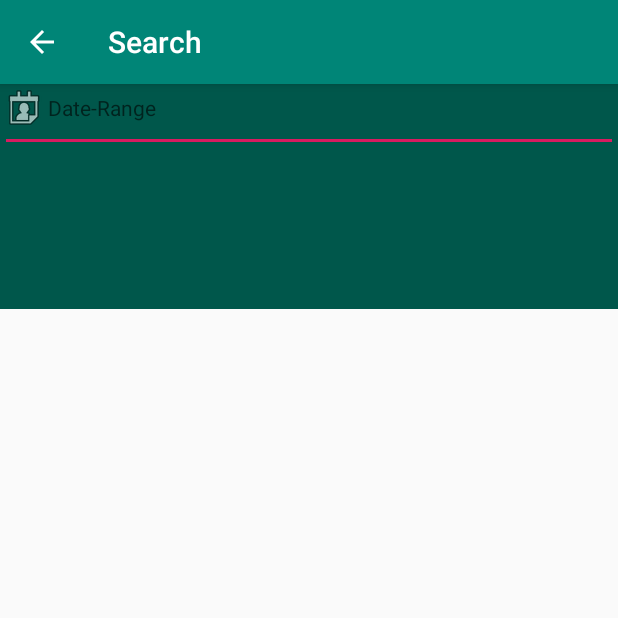
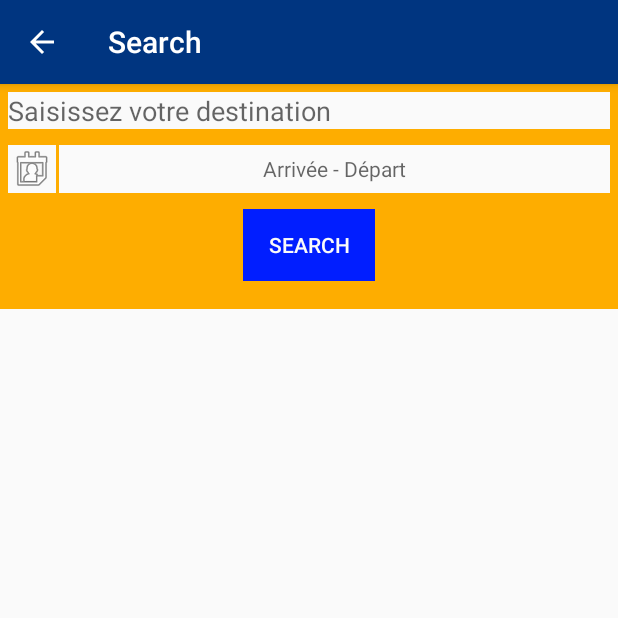
Before and after one commit to CharafLachachi/VoyageonsEnsemble-1, an Android app: the screen it shows after launch (ScrollingActivity), on a phone screen of 412 x 824 dp, the top half of it. Run offline under Robolectric (Android 15) with nearby library versions, the phone set to English and light mode, and no system bars; libraries missing offline, so code that uses them is left out: com.borax12.materialdaterangepicker; 2 statements that could not run were skipped.

Commit message:
Add date range picker to SearchActivity

```diff
--- a/app/build.gradle
+++ b/app/build.gradle
@@ -23,6 +23,11 @@ dependencies {
     implementation 'com.auth0.android:jwtdecode:1.1.1'
     implementation fileTree(dir: 'libs', include: ['*.jar'])
     implementation 'com.android.support:appcompat-v7:28.0.0'
+    implementation ('com.borax12.materialdaterangepicker:library:1.9'){
+        exclude group: 'com.android.support'
+        exclude module: 'appcompat-v7'
+        exclude module: 'support-v4'
+    }
     implementation 'com.android.support:design:28.0.0'
     implementation 'com.android.support.constraint:constraint-layout:1.1.3'
     testImplementation 'junit:junit:4.12'
--- a/app/src/main/java/com/example/thamazgha/voyageonsensemble/activities/ScrollingActivity.java
+++ b/app/src/main/java/com/example/thamazgha/voyageonsensemble/activities/ScrollingActivity.java
@@ -1,17 +1,68 @@
 package com.example.thamazgha.voyageonsensemble.activities;
+
+
 
 import android.os.Bundle;
 import android.app.Activity;
 import android.support.v7.app.AppCompatActivity;
+import android.view.View;
+import android.widget.Button;
+import android.widget.ImageView;
+import android.widget.TextView;
 
+import com.borax12.materialdaterangepicker.date.DatePickerDialog;
+import com.borax12.materialdaterangepicker.time.RadialPickerLayout;
+import com.borax12.materialdaterangepicker.time.TimePickerDialog;
 import com.example.thamazgha.voyageonsensemble.R;
 
-public class ScrollingActivity extends AppCompatActivity {
+import java.util.Calendar;
+
+public class ScrollingActivity extends AppCompatActivity implements
+        DatePickerDialog.OnDateSetListener,TimePickerDialog.OnTimeSetListener {
+
+    private TextView dateTextView;
+    private TextView timeTextView;
+    private boolean mAutoHighlight;
 
     @Override
     protected void onCreate(Bundle savedInstanceState) {
         super.onCreate(savedInstanceState);
         setContentView(R.layout.activity_scrolling);
-      //  getActionBar().setDisplayHomeAsUpEnabled(true);
+
+        ImageView dateButton = (ImageView)findViewById(R.id.imageView3);
+        dateTextView = (TextView)findViewById(R.id.date_textview);
+        dateButton.setOnClickListener(new View.OnClickListener() {
+            @Override
+            public void onClick(View v) {
+                Calendar now = Calendar.getInstance();
+                DatePickerDialog dpd = com.borax12.materialdaterangepicker.date.DatePickerDialog.newInstance(
+                        ScrollingActivity.this,
+                        now.get(Calendar.YEAR),
+                        now.get(Calendar.MONTH),
+                        now.get(Calendar.DAY_OF_MONTH)
+                );
+                dpd.setAutoHighlight(mAutoHighlight);
+                dpd.show(getFragmentManager(), "Datepickerdialog");
+            }
+        });
+
+    }
+    @Override
+    public void onResume() {
+        super.onResume();
+        DatePickerDialog dpd = (DatePickerDialog) getFragmentManager().findFragmentByTag("Datepickerdialog");
+        if(dpd != null) dpd.setOnDateSetListener(this);
+    }
+
+
+    @Override
+    public void onDateSet(DatePickerDialog view, int year, int monthOfYear, int dayOfMonth, int yearEnd, int monthOfYearEnd, int dayOfMonthEnd) {
+        String date = "You picked the following date: From- "+dayOfMonth+"/"+(++monthOfYear)+"/"+year+" To "+dayOfMonthEnd+"/"+(++monthOfYearEnd)+"/"+yearEnd;
+        dateTextView.setText(date);
+    }
+
+    @Override
+    public void onTimeSet(RadialPickerLayout view, int hourOfDay, int minute, int hourOfDayEnd, int minuteEnd) {
+
     }
 }
--- a/app/src/main/res/layout/activity_scrolling.xml
+++ b/app/src/main/res/layout/activity_scrolling.xml
@@ -10,37 +10,60 @@
         android:id="@+id/search_bar"
         android:layout_width="match_parent"
         android:layout_height="150dp"
-        android:background="@color/colorPrimaryDark">
+        android:background="@color/colorSearchBackground">
         <EditText
+            android:background="@color/graylight"
+            android:layout_margin="5dp"
+            android:hint="Saisissez votre destination"
             android:id="@+id/citySearch"
             android:layout_width="match_parent"
             android:layout_height="wrap_content" />
         <LinearLayout
-
+            android:layout_margin="5dp"
+            android:layout_below="@+id/citySearch"
+            android:id="@+id/dateLayout"
             android:layout_width="match_parent"
             android:layout_height="wrap_content"
             android:orientation="horizontal">
         <ImageView
+            android:layout_marginRight="2dp"
+            android:background="@color/graylight"
             android:id="@+id/imageView3"
             android:layout_width="wrap_content"
             android:layout_height="match_parent"
             app:srcCompat="@android:drawable/ic_menu_my_calendar" />
 
             <TextView
+                android:background="@color/graylight"
                 android:gravity="center"
                 android:id="@+id/date_textview"
-                android:layout_width="wrap_content"
+                android:layout_width="match_parent"
                 android:layout_height="match_parent"
                 android:layout_toRightOf="@+id/imageView3"
-                android:hint="Date-Range" />
+                android:hint="Arrivée - Départ" />
+          </LinearLayout>
+        <LinearLayout
+            android:paddingTop="5dp"
+            android:layout_below="@+id/dateLayout"
+            android:layout_width="wrap_content"
+            android:layout_height="wrap_content"
+            android:orientation="horizontal"
+            android:layout_centerHorizontal="true">
+            <Button
 
-          </LinearLayout>
+                android:text="Search"
+                android:textColor="@color/graylight"
+                android:background="@color/colorSearchBtn"
+                android:layout_width="wrap_content"
+                android:layout_height="wrap_content"
+                android:layout_gravity="center"/>
+        </LinearLayout>
     </RelativeLayout>
 
     <android.support.constraint.ConstraintLayout
         android:layout_width="wrap_content"
         android:layout_height="wrap_content"
-        android:background="@color/colorPrimary"
+        android:background="@color/graylight"
         android:gravity="bottom"
         app:layout_constraintTop_toBottomOf="@+id/search_bar"
 
--- a/app/src/main/res/values/colors.xml
+++ b/app/src/main/res/values/colors.xml
@@ -1,8 +1,10 @@
 <?xml version="1.0" encoding="utf-8"?>
 <resources>
-    <color name="colorPrimary">#008577</color>
+    <color name="colorPrimary">#003580</color>
     <color name="colorPrimaryDark">#00574B</color>
     <color name="colorAccent">#D81B60</color>
+    <color name="colorSearchBtn">#011eff</color>
+    <color name="colorSearchBackground">#fead00</color>
 
 
 
--- a/app/src/main/res/values/strings.xml
+++ b/app/src/main/res/values/strings.xml
@@ -31,6 +31,5 @@
     <string name="action_sign_up">Register</string>
     <string name="action_sign_up_short">Register</string>
     <string name="api">http://134.157.121.205:8080/DAR_PROJECT</string>
-
     <string name="title_activity_scrolling">Search</string>
 </resources>
```
